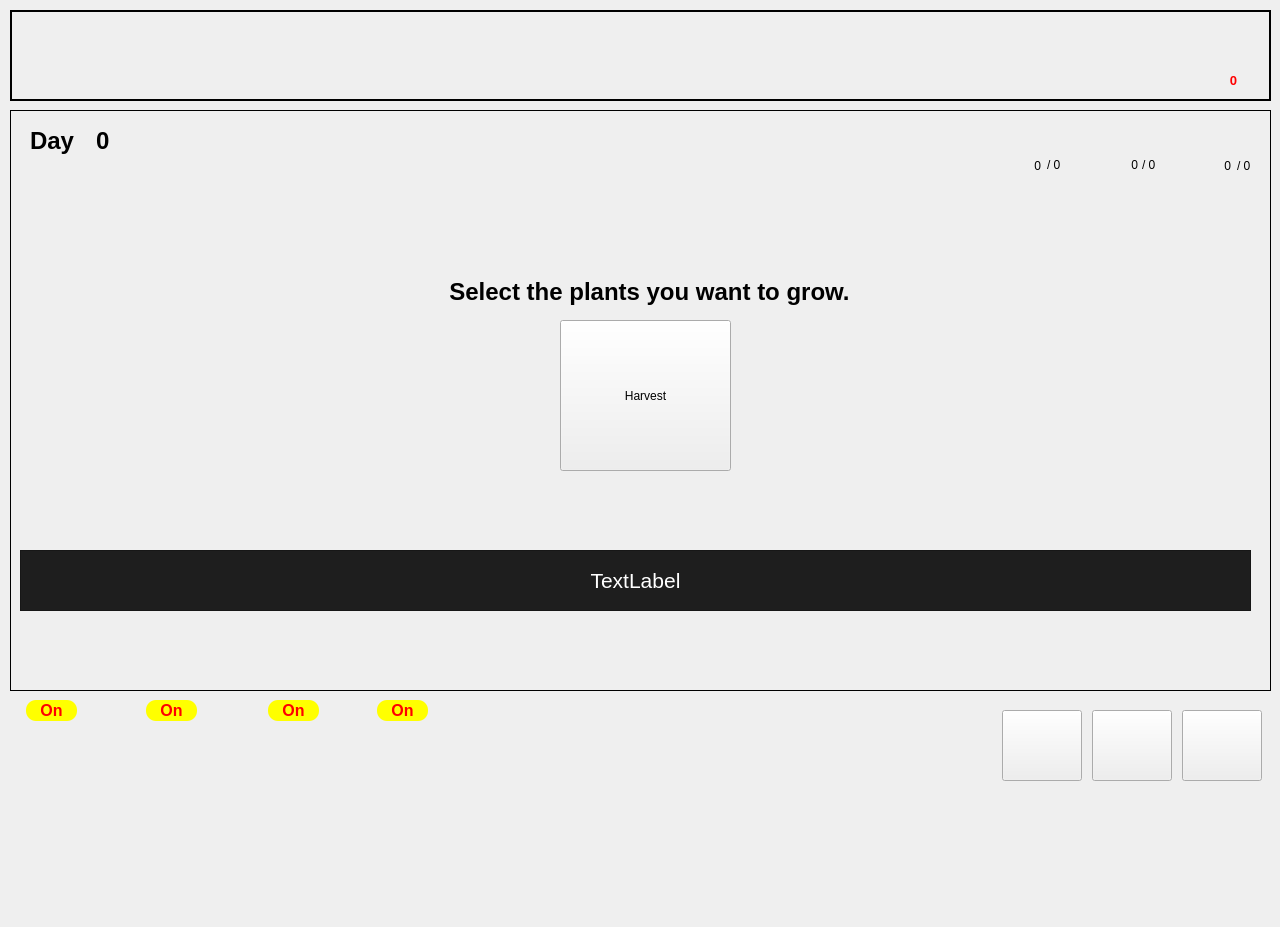
First picture: the form in SmartFarmGUI/ui/main.ui, repository addinedu-ros-6th/iot-repo-1, before the edit.
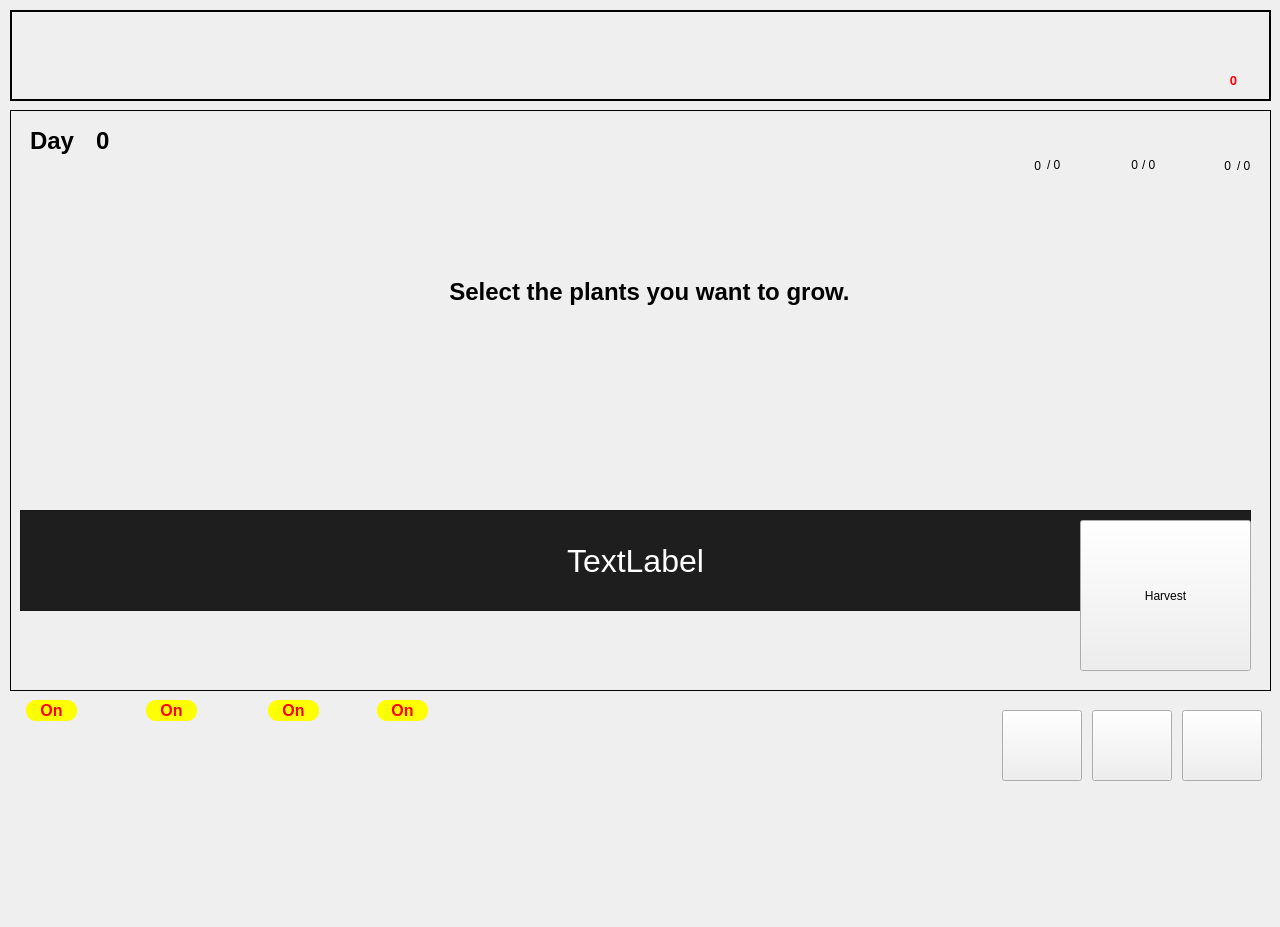
Second picture: the form after the edit. Icons and pictures are not drawn.

```diff
--- a/SmartFarmGUI/ui/main.ui
+++ b/SmartFarmGUI/ui/main.ui
@@ -330,14 +330,14 @@
    <property name="geometry">
     <rect>
      <x>20</x>
-     <y>550</y>
+     <y>510</y>
      <width>1231</width>
-     <height>61</height>
+     <height>101</height>
     </rect>
    </property>
    <property name="font">
     <font>
-     <pointsize>16</pointsize>
+     <pointsize>24</pointsize>
     </font>
    </property>
    <property name="styleSheet">
@@ -400,8 +400,8 @@
   <widget class="QToolButton" name="btn_harvest">
    <property name="geometry">
     <rect>
-     <x>560</x>
-     <y>320</y>
+     <x>1080</x>
+     <y>520</y>
      <width>171</width>
      <height>151</height>
     </rect>
```
